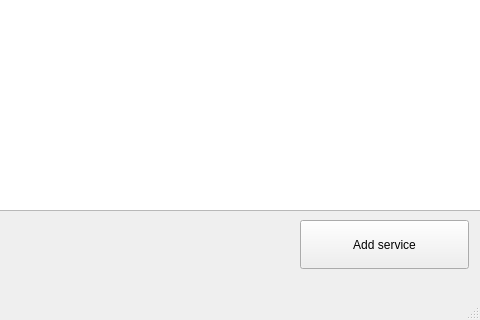
Qt form src/UI/mainwindow.ui (Kracocks/ToolBox) before a commit; both pictures show x 320 to 800 and y 280 to 600 of the 800 by 600 pixel window.
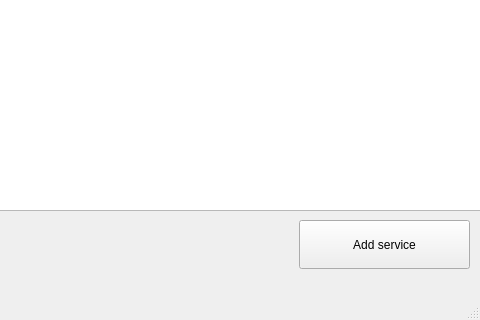
The same form after that commit.

What changed in the file:
```diff
--- a/src/UI/mainwindow.ui
+++ b/src/UI/mainwindow.ui
@@ -40,19 +40,6 @@
      <string/>
     </property>
    </widget>
-   <widget class="QPushButton" name="addServiceBtn">
-    <property name="geometry">
-     <rect>
-      <x>620</x>
-      <y>500</y>
-      <width>169</width>
-      <height>49</height>
-     </rect>
-    </property>
-    <property name="text">
-     <string>Add service</string>
-    </property>
-   </widget>
    <widget class="QTableWidget" name="servicesTable">
     <property name="geometry">
      <rect>
@@ -63,6 +50,19 @@
      </rect>
     </property>
    </widget>
+   <widget class="QPushButton" name="addServiceBtn">
+    <property name="geometry">
+     <rect>
+      <x>619</x>
+      <y>500</y>
+      <width>171</width>
+      <height>49</height>
+     </rect>
+    </property>
+    <property name="text">
+     <string>Add service</string>
+    </property>
+   </widget>
   </widget>
   <widget class="QStatusBar" name="statusbar"/>
  </widget>
```
